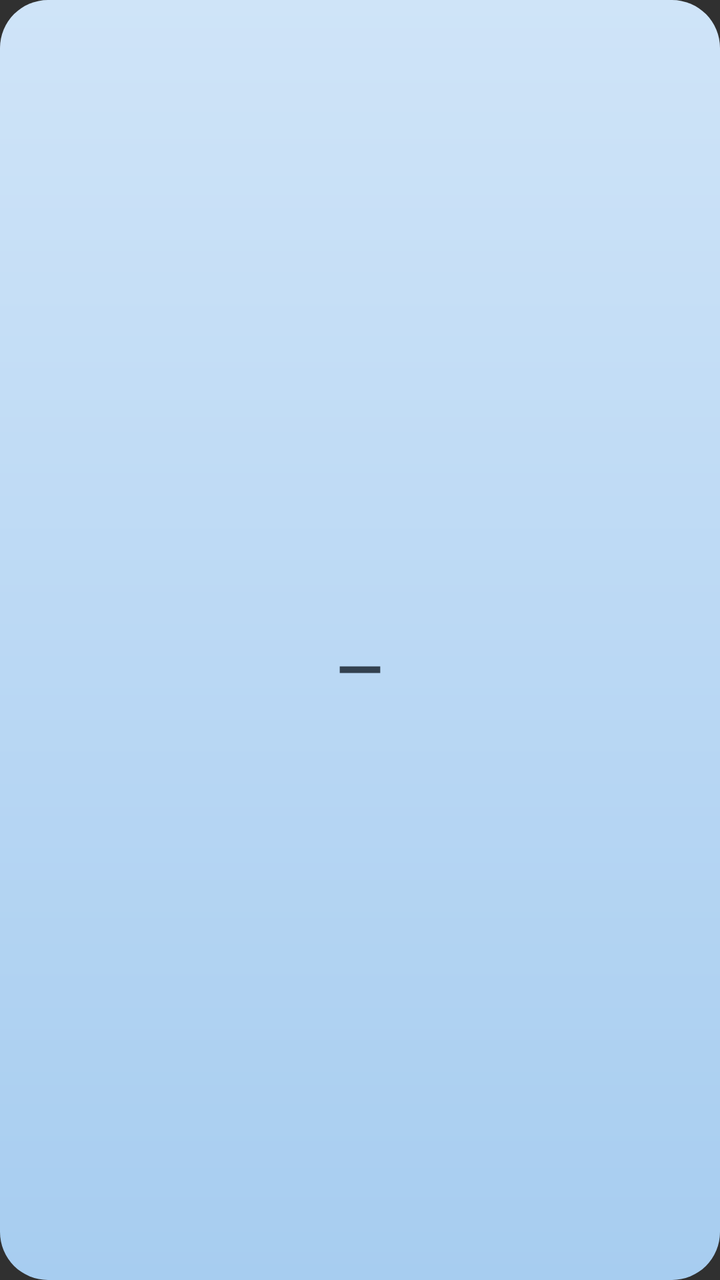
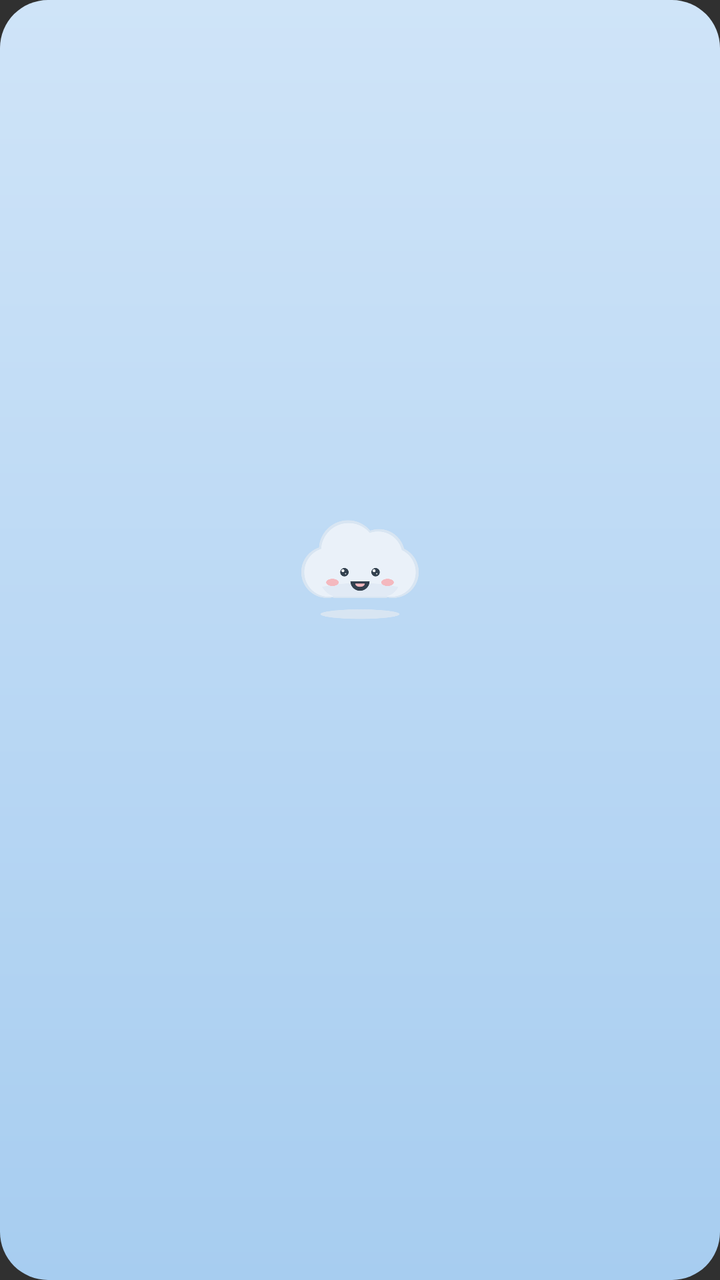

The first picture is an Android layout as it rendered before a commit; the second is the same layout after the commit. The layout source and the unified diff follow.
<!-- AndroidManifest.xml: application theme android:Theme.Material.NoActionBar -->
<!-- res/layout/widget_nuage.xml -->
<?xml version="1.0" encoding="utf-8"?>
<LinearLayout xmlns:android="http://schemas.android.com/apk/res/android"
    android:id="@+id/widget_root"
    android:layout_width="match_parent"
    android:layout_height="match_parent"
    android:orientation="vertical"
    android:gravity="center"
    android:padding="12dp"
    android:background="@drawable/widget_bg">

    <ImageView
        android:id="@+id/widget_nuage"
        android:layout_width="wrap_content"
        android:layout_height="60dp"
        android:adjustViewBounds="true"
        android:scaleType="fitCenter"
        android:contentDescription="@null" />

    <TextView
        android:id="@+id/widget_temp"
        android:layout_width="wrap_content"
        android:layout_height="wrap_content"
        android:textSize="30sp"
        android:textStyle="bold"
        android:textColor="#33414F"
        android:layout_marginTop="2dp"
        android:text="—" />

    <TextView
        android:id="@+id/widget_label"
        android:layout_width="wrap_content"
        android:layout_height="wrap_content"
        android:textSize="12sp"
        android:textColor="#33414F"
        android:text="" />

    <TextView
        android:id="@+id/widget_vanne"
        android:layout_width="match_parent"
        android:layout_height="wrap_content"
        android:textSize="11sp"
        android:textStyle="italic"
        android:textColor="#4A5A6A"
        android:gravity="center"
        android:maxLines="2"
        android:ellipsize="end"
        android:layout_marginTop="4dp"
        android:text="" />
</LinearLayout>
<!-- resources referenced by this layout -->
<resources>
  <!-- drawable widget_bg (drawable) -->
  <?xml version="1.0" encoding="utf-8"?>
  <shape xmlns:android="http://schemas.android.com/apk/res/android" android:shape="rectangle">
      <corners android:radius="24dp" />
      <gradient android:angle="270" android:startColor="#CFE4F8" android:endColor="#A7CDF0" />
  </shape>
</resources>

<!-- the commit's change to res/layout/widget_nuage.xml (unified diff, before → after) -->
@@ -14,6 +14,7 @@
         android:layout_height="60dp"
         android:adjustViewBounds="true"
         android:scaleType="fitCenter"
+        android:src="@drawable/nuage_taquin_radieux"
         android:contentDescription="@null" />
 
     <TextView
@@ -24,7 +25,7 @@
         android:textStyle="bold"
         android:textColor="#33414F"
         android:layout_marginTop="2dp"
-        android:text="—" />
+        android:text="" />
 
     <TextView
         android:id="@+id/widget_label"
<!-- resource entries referenced after the edit -->
@@ -1,5 +1,6 @@
 <!-- resources referenced by this layout -->
 <resources>
+  <!-- drawable nuage_taquin_radieux: png bitmap (drawable-nodpi, 22315 bytes) -->
   <!-- drawable widget_bg (drawable) -->
   <?xml version="1.0" encoding="utf-8"?>
   <shape xmlns:android="http://schemas.android.com/apk/res/android" android:shape="rectangle">
